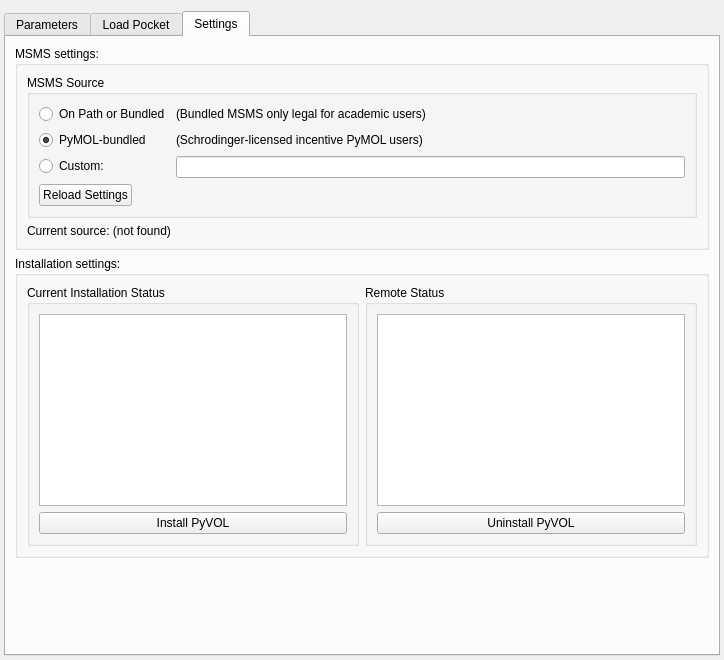
Qt form pyvol/pyvol_gui/pyvol_gui.ui (schlessinger-lab/pyvol) before a commit.
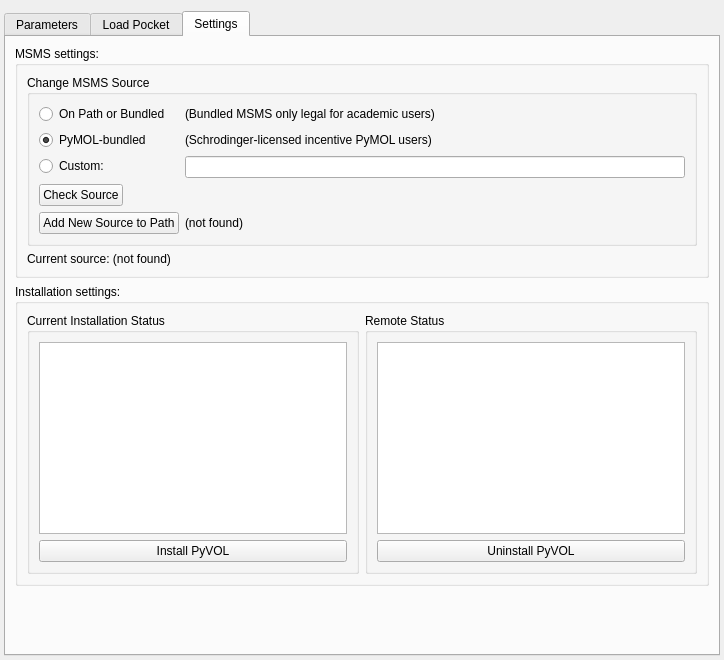
The same form after that commit. The open tabs and pages were chosen to show the change.

Commit message: changed msms installation to add non-path locations to path

Patch:
```diff
--- a/pyvol/pyvol_gui/pyvol_gui.ui
+++ b/pyvol/pyvol_gui/pyvol_gui.ui
@@ -660,7 +660,7 @@
           <item>
            <widget class="QGroupBox" name="msms_source_box">
             <property name="title">
-             <string>MSMS Source</string>
+             <string>Change MSMS Source</string>
             </property>
             <layout class="QFormLayout" name="formLayout_5">
              <item row="0" column="0">
@@ -696,7 +696,7 @@
              <item row="3" column="0">
               <widget class="QPushButton" name="reload_settings_button">
                <property name="text">
-                <string>Reload Settings</string>
+                <string>Check Source</string>
                </property>
               </widget>
              </item>
@@ -714,6 +714,20 @@
                </property>
               </widget>
              </item>
+             <item row="4" column="0">
+              <widget class="QPushButton" name="msms_new_button">
+               <property name="text">
+                <string>Add New Source to Path</string>
+               </property>
+              </widget>
+             </item>
+             <item row="4" column="1">
+              <widget class="QLabel" name="msms_new_label">
+               <property name="text">
+                <string>(not found)</string>
+               </property>
+              </widget>
+             </item>
             </layout>
            </widget>
           </item>
```
Left out of the diff: 2 changed lines with no effect on the pictures. The commit also changes 4 other files.
